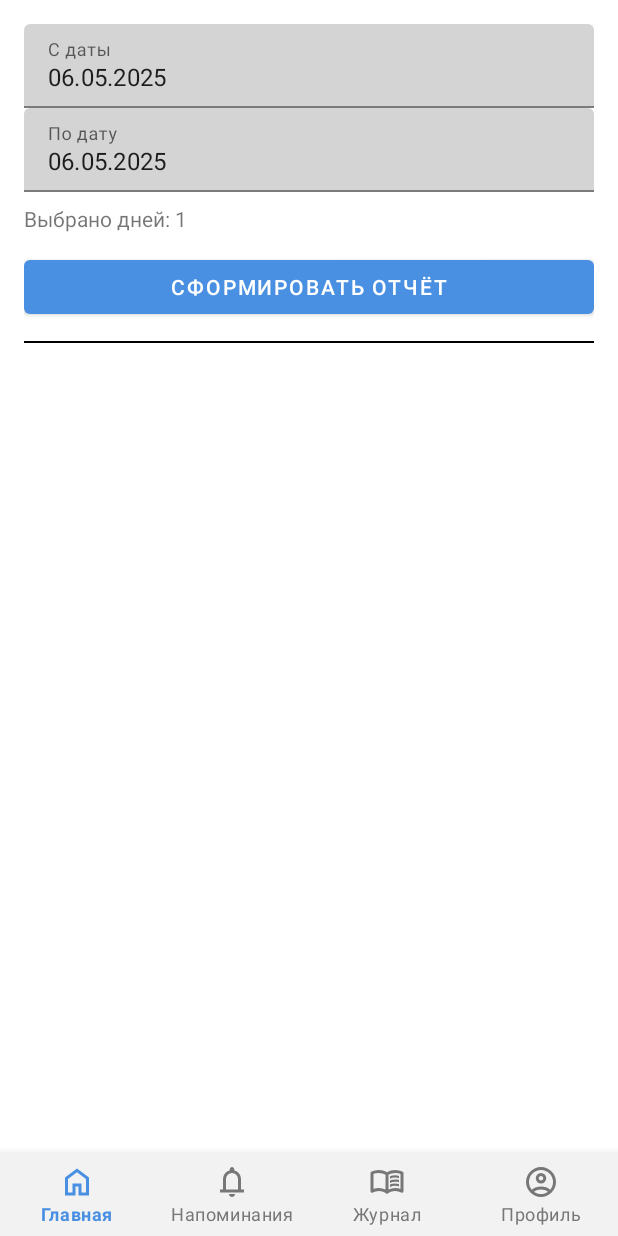
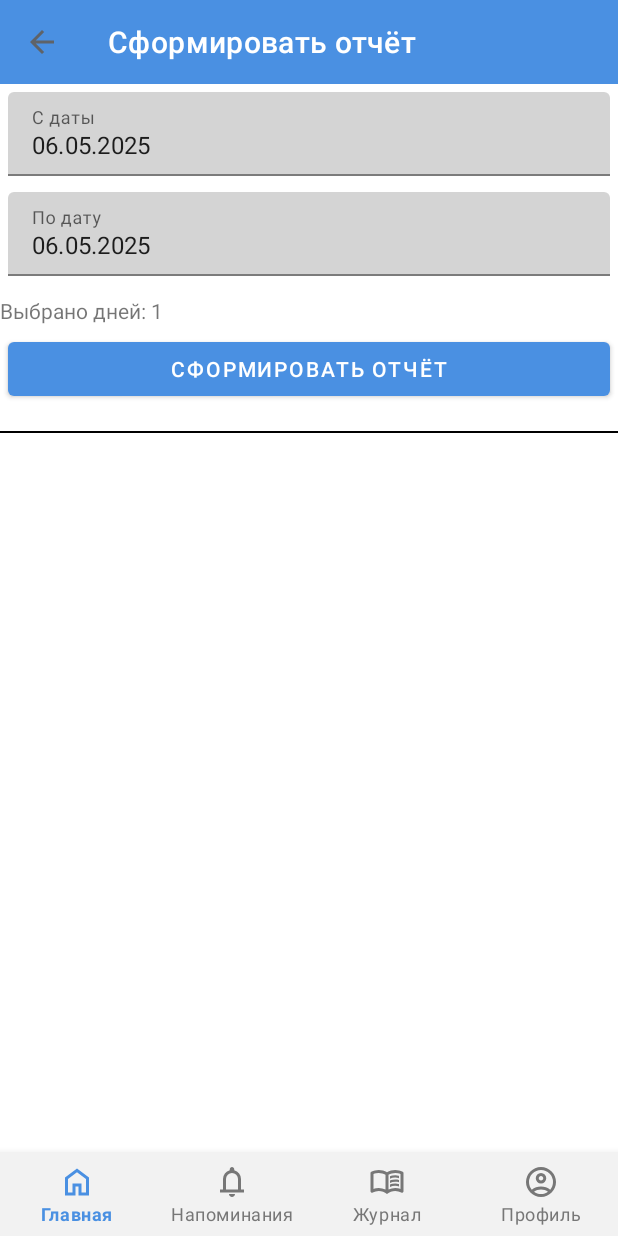
Before and after one commit to VladislavGundorin/MyDiabetesApp, an Android app: the ExportFragment screen opened through its navigation route, on a phone screen of 412 x 824 dp. Run offline under Robolectric (Android 15) with nearby library versions, the phone set to English and light mode, and no system bars; our stand-ins replace Room's generated code, navigation-ui; libraries missing offline, so code that uses them is left out: com.google.api.client, com.google.api.services; 2 statements that could not run were skipped.

Commit message:
fix navigation

```diff
--- a/app/src/main/java/com/example/mydiabetesapp/data/database/Hba1cDao.kt
+++ b/app/src/main/java/com/example/mydiabetesapp/data/database/Hba1cDao.kt
@@ -28,5 +28,7 @@ interface Hba1cDao {
 
     @Query("DELETE FROM hba1c_entries WHERE id = :id")
     suspend fun deleteById(id: Int)
+    @Query("SELECT * FROM hba1c_entries WHERE date BETWEEN :from AND :to")
+    suspend fun getBetween(from: String, to: String): List<Hba1cEntry>
 
 }
--- a/app/src/main/java/com/example/mydiabetesapp/ui/export/ExportFragment.kt
+++ b/app/src/main/java/com/example/mydiabetesapp/ui/export/ExportFragment.kt
@@ -4,18 +4,22 @@ import android.app.DatePickerDialog
 import android.content.Intent
 import android.net.Uri
 import android.os.Bundle
+import android.os.Environment
 import android.view.LayoutInflater
 import android.view.View
 import android.view.ViewGroup
+import android.widget.Toast
 import androidx.core.content.FileProvider
 import androidx.fragment.app.Fragment
 import androidx.lifecycle.ViewModelProvider
 import androidx.lifecycle.lifecycleScope
+import androidx.navigation.fragment.findNavController
 import androidx.recyclerview.widget.LinearLayoutManager
 import com.example.mydiabetesapp.data.database.AppDatabase
 import com.example.mydiabetesapp.data.database.ReportEntry
 import com.example.mydiabetesapp.databinding.FragmentExportBinding
 import com.example.mydiabetesapp.repository.ReportRepository
+import com.example.mydiabetesapp.ui.export.ReportAdapter
 import com.example.mydiabetesapp.ui.viewmodel.ReportVMFactory
 import com.example.mydiabetesapp.ui.viewmodel.ReportViewModel
 import kotlinx.coroutines.launch
@@ -30,32 +34,57 @@ class ExportFragment : Fragment() {
     private val binding get() = _binding!!
 
     private lateinit var vm: ReportViewModel
+
     private val adapter = ReportAdapter(
-        onOpen = ::openFile,
-        onDelete = { vm.delete(it) }
+        onOpen     = ::openFile,
+        onDownload = ::downloadReport,
+        onDelete   = { vm.delete(it) }
     )
 
     private var start: LocalDate = LocalDate.now()
-    private var end: LocalDate = LocalDate.now()
+    private var end: LocalDate   = LocalDate.now()
 
     override fun onCreateView(
-        inflater: LayoutInflater, container: ViewGroup?, b: Bundle?
-    ) = FragmentExportBinding.inflate(inflater, container, false).also { _binding = it }.root
+        inflater: LayoutInflater,
+        container: ViewGroup?,
+        savedInstanceState: Bundle?
+    ): View {
+        _binding = FragmentExportBinding.inflate(inflater, container, false)
+        return binding.root
+    }
 
     override fun onViewCreated(view: View, savedInstanceState: Bundle?) {
+        super.onViewCreated(view, savedInstanceState)
+
+        binding.toolbar.setNavigationOnClickListener {
+            findNavController().navigateUp()
+        }
+
         val db   = AppDatabase.getDatabase(requireContext())
-        val repo = ReportRepository(db.reportDao(), db.glucoseDao(), db.weightDao())
+        val repo = ReportRepository(
+            db.reportDao(),
+            db.userProfileDao(),
+            db.glucoseDao(),
+            db.weightDao(),
+            db.bloodPressureDao(),
+            db.hba1cDao()
+        )
         vm = ViewModelProvider(this, ReportVMFactory(repo))[ReportViewModel::class.java]
 
         binding.startDate.setOnClickListener { pickDate(true) }
         binding.endDate  .setOnClickListener { pickDate(false) }
-        binding.btnGenerate.setOnClickListener { vm.generate(requireContext(), start, end) }
+
+        binding.btnGenerate.setOnClickListener {
+            vm.generate(requireContext(), start, end)
+        }
 
         binding.rvReports.layoutManager = LinearLayoutManager(requireContext())
         binding.rvReports.adapter = adapter
 
         viewLifecycleOwner.lifecycleScope.launch {
-            vm.reports.collect { adapter.submitList(it) }
+            vm.reports.collect { list ->
+                adapter.submitList(list)
+            }
         }
 
         updateUi()
@@ -70,35 +99,59 @@ class ExportFragment : Fragment() {
                 if (isStart) start = picked else end = picked
                 updateUi()
             },
-            date.year, date.monthValue - 1, date.dayOfMonth
+            date.year,
+            date.monthValue - 1,
+            date.dayOfMonth
         ).show()
     }
 
-    private fun updateUi() = binding.apply {
-        startDate.setText(start.format(DATE_FMT))
-        endDate  .setText(end .format(DATE_FMT))
-        tvDaysCount.text =
-            "Выбрано дней: ${ChronoUnit.DAYS.between(start, end) + 1}"
+    private fun updateUi() {
+        binding.apply {
+            startDate.setText(start.format(DATE_FMT))
+            endDate  .setText(end  .format(DATE_FMT))
+            tvDaysCount.text =
+                "Выбрано дней: ${ChronoUnit.DAYS.between(start, end) + 1}"
+        }
     }
 
     private fun openFile(report: ReportEntry) {
-        val file = File(Uri.parse(report.uri).path!!)
-
+        val srcFile = File(Uri.parse(report.uri).path!!)
         val uri = FileProvider.getUriForFile(
             requireContext(),
             "${requireContext().packageName}.fileprovider",
-            file
+            srcFile
         )
-
         val intent = Intent(Intent.ACTION_VIEW).apply {
-            setDataAndType(uri, "text/csv")
+            setDataAndType(uri, "application/pdf")
             addFlags(Intent.FLAG_GRANT_READ_URI_PERMISSION)
         }
         startActivity(Intent.createChooser(intent, "Открыть отчёт"))
     }
 
+    private fun downloadReport(report: ReportEntry) {
+        try {
+            val srcFile = File(Uri.parse(report.uri).path!!)
+            val downloadsDir = Environment
+                .getExternalStoragePublicDirectory(Environment.DIRECTORY_DOWNLOADS)
+            val dstFile = File(downloadsDir, report.fileName)
+            srcFile.copyTo(dstFile, overwrite = true)
+            Toast.makeText(
+                requireContext(),
+                "Сохранено: ${dstFile.absolutePath}",
+                Toast.LENGTH_LONG
+            ).show()
+        } catch (e: Exception) {
+            Toast.makeText(
+                requireContext(),
+                "Ошибка при сохранении: ${e.localizedMessage}",
+                Toast.LENGTH_LONG
+            ).show()
+        }
+    }
+
     override fun onDestroyView() {
-        super.onDestroyView(); _binding = null
+        super.onDestroyView()
+        _binding = null
     }
 
     companion object {
--- a/app/src/main/res/layout/fragment_export.xml
+++ b/app/src/main/res/layout/fragment_export.xml
@@ -1,51 +1,69 @@
 <?xml version="1.0" encoding="utf-8"?>
 <LinearLayout xmlns:android="http://schemas.android.com/apk/res/android"
+    xmlns:app="http://schemas.android.com/apk/res-auto"
     android:orientation="vertical"
-    android:padding="16dp"
     android:layout_width="match_parent"
     android:layout_height="match_parent">
 
+    <!-- Toolbar с навигацией назад -->
+    <androidx.appcompat.widget.Toolbar
+        android:id="@+id/toolbar"
+        android:layout_width="match_parent"
+        android:layout_height="?attr/actionBarSize"
+        android:background="?attr/colorPrimary"
+        app:navigationIcon="@drawable/ic_arrow_back"
+        app:title="Сформировать отчёт"
+        app:titleTextColor="@android:color/white" />
+
+    <!-- Диапазон дат -->
     <com.google.android.material.textfield.TextInputLayout
         android:layout_width="match_parent"
-        android:layout_height="wrap_content">
+        android:layout_height="wrap_content"
+        android:layout_margin="5dp">
         <com.google.android.material.textfield.TextInputEditText
             android:id="@+id/startDate"
             android:hint="C даты"
             android:focusable="false"
             android:layout_width="match_parent"
-            android:layout_height="wrap_content"/>
+            android:layout_height="wrap_content" />
     </com.google.android.material.textfield.TextInputLayout>
 
     <com.google.android.material.textfield.TextInputLayout
         android:layout_width="match_parent"
-        android:layout_height="wrap_content">
+        android:layout_height="wrap_content"
+        android:layout_margin="5dp">
         <com.google.android.material.textfield.TextInputEditText
             android:id="@+id/endDate"
             android:hint="По дату"
             android:focusable="false"
             android:layout_width="match_parent"
-            android:layout_height="wrap_content"/>
+            android:layout_height="wrap_content" />
     </com.google.android.material.textfield.TextInputLayout>
 
+    <!-- Счётчик дней -->
     <TextView
         android:id="@+id/tvDaysCount"
         android:layout_width="wrap_content"
         android:layout_height="wrap_content"
-        android:paddingTop="8dp"/>
+        android:paddingTop="8dp" />
 
+    <!-- Кнопка сформировать -->
     <Button
         android:id="@+id/btnGenerate"
         android:layout_marginTop="12dp"
+        android:layout_margin="5dp"
         android:layout_width="match_parent"
         android:layout_height="wrap_content"
-        android:text="Сформировать отчёт"/>
+        android:text="Сформировать отчёт" />
 
+    <!-- Разделитель -->
     <View
         android:layout_width="match_parent"
         android:layout_height="1dp"
         android:layout_marginVertical="12dp"
         android:background="?attr/colorOnBackground"/>
 
+    <!-- Список отчётов -->
     <androidx.recyclerview.widget.RecyclerView
         android:id="@+id/rvReports"
         android:layout_width="match_parent"
--- a/app/src/main/res/layout/fragment_notification.xml
+++ b/app/src/main/res/layout/fragment_notification.xml
@@ -13,8 +13,9 @@
         android:layout_width="match_parent"
         android:layout_height="?attr/actionBarSize"
         android:background="?attr/colorPrimary"
+        app:navigationIcon="@drawable/ic_arrow_back"
         app:title="Напоминания"
-        app:titleTextColor="@android:color/white"/>
+        app:titleTextColor="@android:color/white" />
 
     <androidx.recyclerview.widget.RecyclerView
         android:id="@+id/rvNotifications"
```
Also changed, not shown: app/src/main/java/com/example/mydiabetesapp/repository/ReportRepository.kt (+98 -17 lines), app/src/main/java/com/example/mydiabetesapp/ui/export/ReportAdapter.kt (+8 -6 lines), app/src/main/java/com/example/mydiabetesapp/ui/notification/NotificationFragment.kt (+6 -1 lines), app/src/main/res/layout/item_report.xml (+17 -5 lines).
